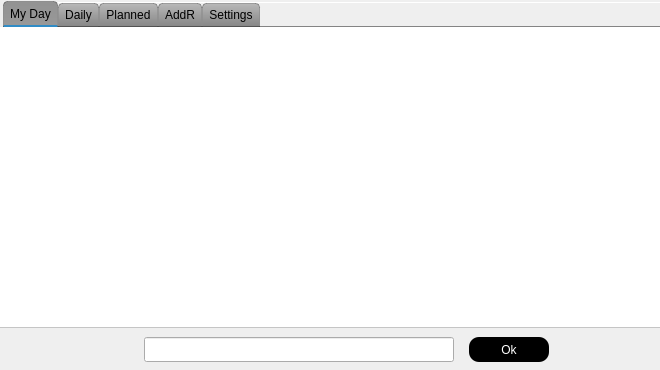
The window that mainwindow.ui (Nischall01/SimpleTo_Do-GUI) describes before a commit, drawn with Qt 5.
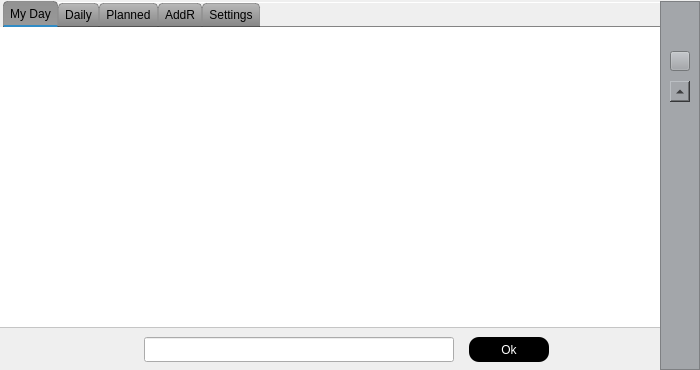
The same window after the commit. Icons and pictures are not drawn.

```diff
--- a/mainwindow.ui
+++ b/mainwindow.ui
@@ -9,7 +9,7 @@
    <rect>
     <x>0</x>
     <y>0</y>
-    <width>660</width>
+    <width>700</width>
     <height>370</height>
    </rect>
   </property>
@@ -21,7 +21,7 @@
   </property>
   <property name="maximumSize">
    <size>
-    <width>660</width>
+    <width>700</width>
     <height>370</height>
    </size>
   </property>
@@ -1225,9 +1225,9 @@
     <property name="geometry">
      <rect>
       <x>660</x>
-      <y>0</y>
+      <y>1</y>
       <width>40</width>
-      <height>370</height>
+      <height>369</height>
      </rect>
     </property>
     <property name="styleSheet">
```
